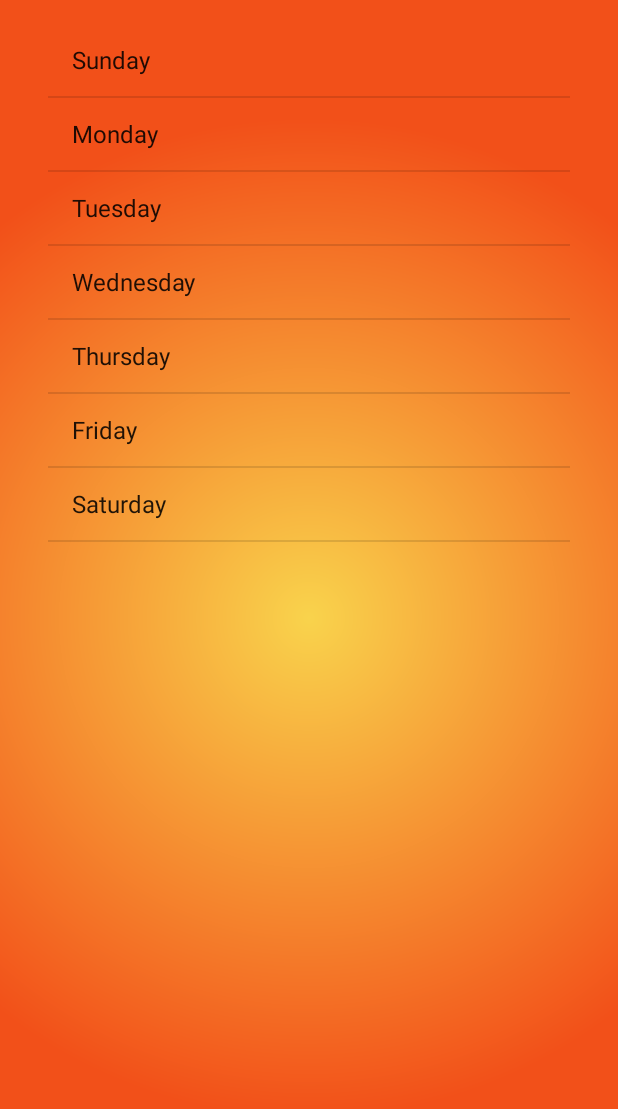
After one commit to mgumiero9/Stormy-TH, an Android app: the DailyForecastActivity screen opened directly, with no data from a screen before it, on a phone screen of 412 x 824 dp. The commit adds this screen. Shown: the top 1109 px of the screen. Run offline under Robolectric (Android 15) with nearby library versions, the phone set to English and light mode, and no system bars.

Commit message:
Added ArrayAdapter<String> to creat a list view

```diff
--- a/app/src/main/AndroidManifest.xml
+++ b/app/src/main/AndroidManifest.xml
@@ -21,6 +21,8 @@
                 <category android:name="android.intent.category.LAUNCHER"/>
             </intent-filter>
         </activity>
+        <activity android:name=".ui.DailyForecastActivity">
+        </activity>
     </application>
 
 </manifest>
--- /dev/null
+++ b/app/src/main/java/com/androiders/stormy/ui/DailyForecastActivity.java
@@ -0,0 +1,26 @@
+package com.androiders.stormy.ui;
+
+import android.app.ListActivity;
+import android.support.v7.app.AppCompatActivity;
+import android.os.Bundle;
+import android.widget.ArrayAdapter;
+
+import com.androiders.stormy.R;
+
+public class DailyForecastActivity extends ListActivity {
+
+    @Override
+    protected void onCreate(Bundle savedInstanceState) {
+        super.onCreate(savedInstanceState);
+        setContentView(R.layout.activity_daily_forecast);
+
+        String[] daysOfTheWeek = { "Sunday", "Monday", "Tuesday", "Wednesday",
+                                    "Thursday", "Friday", "Saturday" };
+
+        ArrayAdapter<String> adapter = new ArrayAdapter<String>(this,
+                android.R.layout.simple_list_item_1,
+                daysOfTheWeek);
+
+        setListAdapter(adapter);
+    }
+}
--- a/app/src/main/java/com/androiders/stormy/ui/MainActivity.java
+++ b/app/src/main/java/com/androiders/stormy/ui/MainActivity.java
@@ -1,6 +1,7 @@
 package com.androiders.stormy.ui;
 
 import android.content.Context;
+import android.content.Intent;
 import android.graphics.drawable.Drawable;
 import android.net.ConnectivityManager;
 import android.net.NetworkInfo;
@@ -27,6 +28,7 @@ import java.io.IOException;
 
 import butterknife.Bind;
 import butterknife.ButterKnife;
+import butterknife.OnClick;
 import okhttp3.Call;
 import okhttp3.Callback;
 import okhttp3.OkHttpClient;
@@ -245,4 +247,11 @@ public class MainActivity extends AppCompatActivity {
         AlertDialogFragment dialog = new AlertDialogFragment();
         dialog.show(getFragmentManager(), "error_dialog");
     }
+
+    @OnClick (R.id.dailyButton)
+    public void startDailyActivity(View view) {
+        Intent intent = new Intent(this, DailyForecastActivity.class);
+        startActivity(intent);
+    }
+
 }
--- /dev/null
+++ b/app/src/main/res/layout/activity_daily_forecast.xml
@@ -0,0 +1,30 @@
+<?xml version="1.0" encoding="utf-8"?>
+<RelativeLayout
+    xmlns:android="http://schemas.android.com/apk/res/android"
+    xmlns:tools="http://schemas.android.com/tools"
+    android:layout_width="match_parent"
+    android:layout_height="match_parent"
+    android:paddingBottom="@dimen/activity_vertical_margin"
+    android:paddingLeft="@dimen/activity_horizontal_margin"
+    android:paddingRight="@dimen/activity_horizontal_margin"
+    android:paddingTop="@dimen/activity_vertical_margin"
+    android:background="@drawable/bg_gradient"
+    tools:context="com.androiders.stormy.ui.DailyForecastActivity">
+
+    <ListView
+        android:layout_width="match_parent"
+        android:layout_height="match_parent"
+        android:id="@android:id/list"
+        android:layout_alignParentTop="true"
+        android:layout_alignParentLeft="true"
+        android:layout_alignParentStart="true"/>
+
+    <TextView
+        android:layout_width="wrap_content"
+        android:layout_height="wrap_content"
+        android:text="@string/no_daily_forecast_data"
+        android:id="@android:id/empty"
+        android:layout_centerVertical="true"
+        android:textColor="#ffffffff"
+        android:layout_centerHorizontal="true"/>
+</RelativeLayout>
--- /dev/null
+++ b/app/src/main/res/values-w820dp/strings.xml
@@ -0,0 +1,4 @@
+<?xml version="1.0" encoding="utf-8"?>
+<resources>
+    <string name="no_daily_forecast_data">There is no data do display...</string>
+</resources>
--- a/app/src/main/res/values/strings.xml
+++ b/app/src/main/res/values/strings.xml
@@ -4,4 +4,5 @@
     <string name="error_message">There was an error. Please try again.</string>
     <string name="error_ok_burron_text">OK</string>
     <string name="network_unavailable_message">Network is not available</string>
+    <string name="no_daily_forecast_data">There is no data do display...</string>
 </resources>
```
